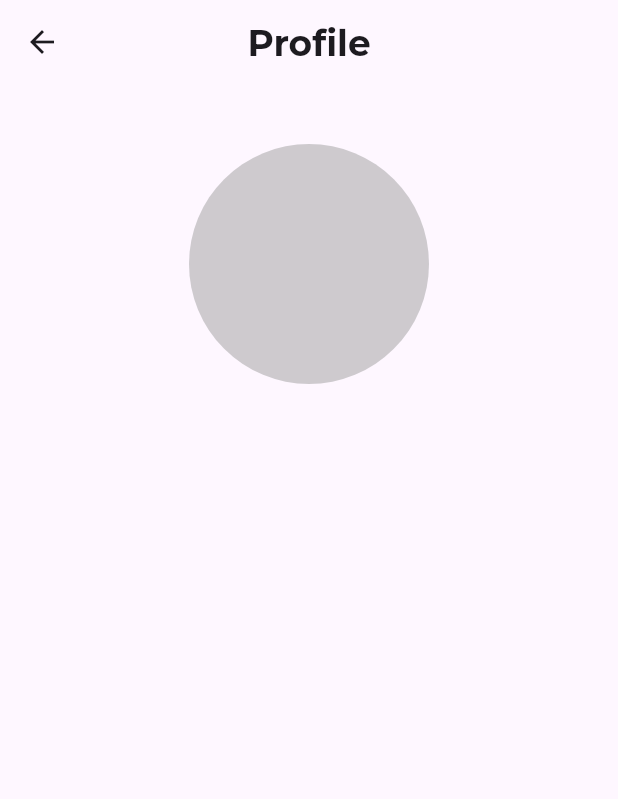
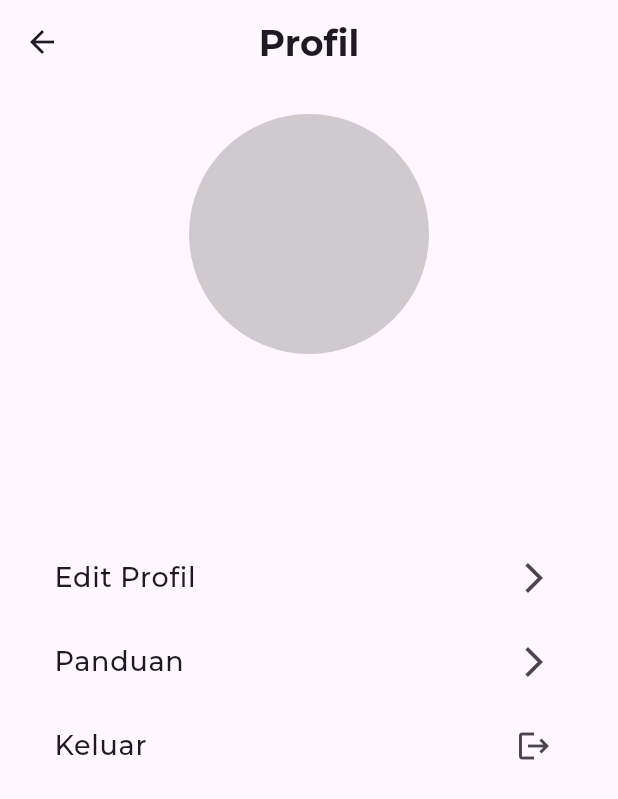
Before and after one commit to SuperWann/wormsup-dev, a Flutter app: the AccountPage screen opened directly, on a phone screen of 412 x 824 dp. Shown: the top 799 px of the screen. Run offline on Flutter 3.47's test engine with Material 3 defaults, Android fonts, the phone set to English and light mode, and no system bars; our stand-ins replace cloud_firestore, firebase_auth, firebase_core; accounts and stored records are empty.

Commit message:
fix/logout-accountPage

```diff
--- a/lib/pages/main/accountPage.dart
+++ b/lib/pages/main/accountPage.dart
@@ -1,7 +1,9 @@
 import 'package:flutter/material.dart';
 import 'package:cloud_firestore/cloud_firestore.dart';
 import 'package:firebase_auth/firebase_auth.dart';
+import 'package:wormsup_dev/pages/auth/authPage.dart';
 import 'package:wormsup_dev/viewModel/login_view_model.dart';
+import '../widgets/alert.dart';
 
 class AccountPage extends StatefulWidget {
   const AccountPage({super.key});
@@ -20,13 +22,22 @@ class _AccountPageState extends State<AccountPage> {
     currentUser = LoginViewModel().currUser;
   }
 
+  void _konfirmasiLogout() {
+    showDialog(
+      context: context,
+      builder: (context) {
+        return ConfirmLogout(message: 'Apakah Anda yakin ingin keluar?');
+      },
+    );
+  }
+
   @override
   Widget build(BuildContext context) {
     return Scaffold(
       appBar: AppBar(
         centerTitle: true,
         title: Text(
-          'Profile',
+          'Profil',
           style: TextStyle(
             fontFamily: 'Montserrat',
             fontWeight: FontWeight.w700,
@@ -35,11 +46,7 @@ class _AccountPageState extends State<AccountPage> {
         ),
       ),
 
-      body:
-          // ignore: unnecessary_null_comparison
-          currentUser!.uid == null
-              ? const Center(child: Text("User not found"))
-              : StreamBuilder<DocumentSnapshot>(
+      body: StreamBuilder<DocumentSnapshot>(
         stream:
             FirebaseFirestore.instance
                 .collection("users")
@@ -47,20 +54,16 @@ class _AccountPageState extends State<AccountPage> {
                 .snapshots(),
         builder: (context, snapshot) {
           if (snapshot.hasData) {
-                    final userData =
-                        snapshot.data!.data() as Map<String, dynamic>;
+            final userData = snapshot.data!.data() as Map<String, dynamic>;
             return Center(
+              child: Container(
+                padding: EdgeInsets.symmetric(horizontal: 20),
                 child: Column(
                   children: [
-                          SizedBox(height: 40),
+                    SizedBox(height: 20),
 
                     CircleAvatar(
-                            backgroundColor: const Color.fromARGB(
-                              125,
-                              156,
-                              156,
-                              156,
-                            ),
+                      backgroundColor: const Color.fromARGB(125, 156, 156, 156),
                       radius: 80,
                     ),
 
@@ -80,11 +83,56 @@ class _AccountPageState extends State<AccountPage> {
                       style: TextStyle(
                         fontFamily: 'Montserrat',
                         fontWeight: FontWeight.w500,
-                              fontSize: 20,
-                              color: Colors.black12,
+                        fontSize: 18,
+                        color: Colors.black38,
                       ),
                     ),
+
+                    SizedBox(height: 30),
+
+                    ListTile(
+                      title: Text(
+                        "Edit Profil",
+                        style: TextStyle(
+                          fontFamily: 'Montserrat',
+                          fontWeight: FontWeight.w500,
+                          fontSize: 18,
+                        ),
+                      ),
+                      onTap: () {},
+                      trailing: Icon(Icons.arrow_forward_ios),
+                    ),
+
+                    ListTile(
+                      title: Text(
+                        "Panduan",
+                        style: TextStyle(
+                          fontFamily: 'Montserrat',
+                          fontWeight: FontWeight.w500,
+                          fontSize: 18,
+                        ),
+                      ),
+                      onTap: () {},
+                      trailing: Icon(Icons.arrow_forward_ios),
+                    ),
+
+                    ListTile(
+                      title: Text(
+                        "Keluar",
+                        style: TextStyle(
+                          fontFamily: 'Montserrat',
+                          fontWeight: FontWeight.w500,
+                          fontSize: 18,
+                        ),
+                      ),
+
+                      onTap: () {
+                        _konfirmasiLogout();
+                      },
+                      trailing: Icon(Icons.logout),
+                    ),
                   ],
+                ),
               ),
             );
           }
--- a/lib/viewModel/profile_view_model.dart
+++ b/lib/viewModel/profile_view_model.dart
@@ -1,7 +1,5 @@
 import 'package:firebase_auth/firebase_auth.dart';
 import 'package:cloud_firestore/cloud_firestore.dart';
-import 'package:flutter/material.dart';
-import 'package:wormsup_dev/pages/auth/authPage.dart';
 
 class ProfileViewModel {
   final FirebaseAuth _firebaseAuth = FirebaseAuth.instance;
```
Also changed, not shown: lib/pages/main/monitoringPage.dart (+1 -15 lines), lib/pages/widgets/alert.dart (+93 -0 lines), lib/viewModel/login_view_model.dart (+9 -1 lines), lib/viewModel/register_view_model.dart (+6 -7 lines). Lines whose indentation alone changed are shown as unchanged.
